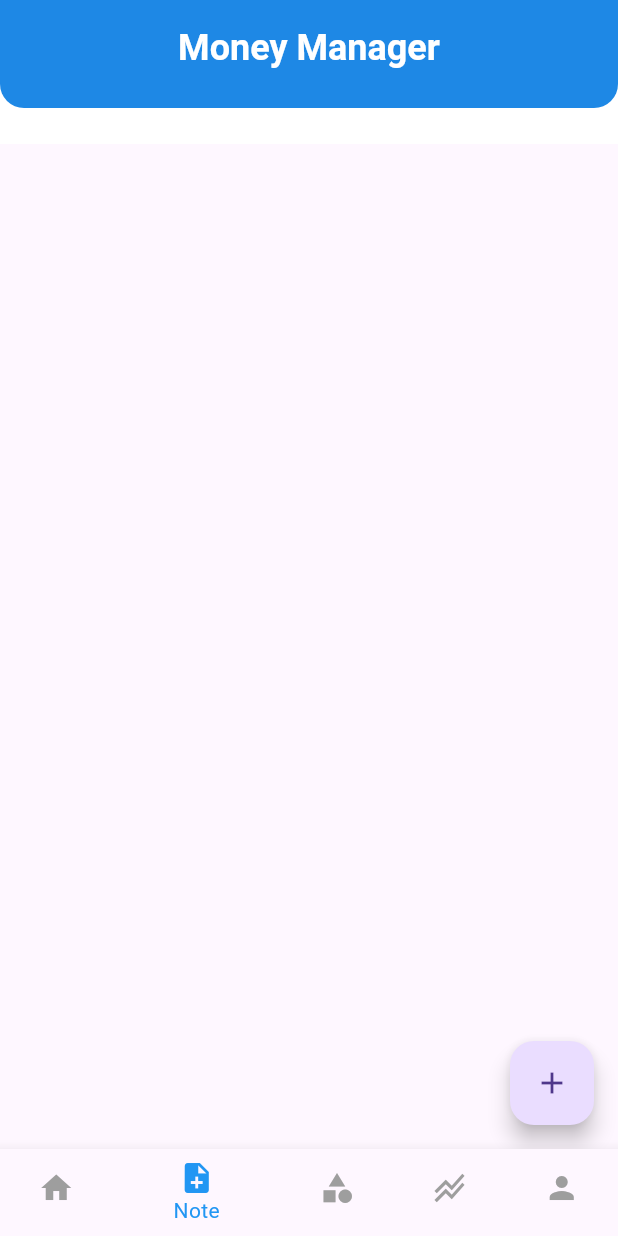
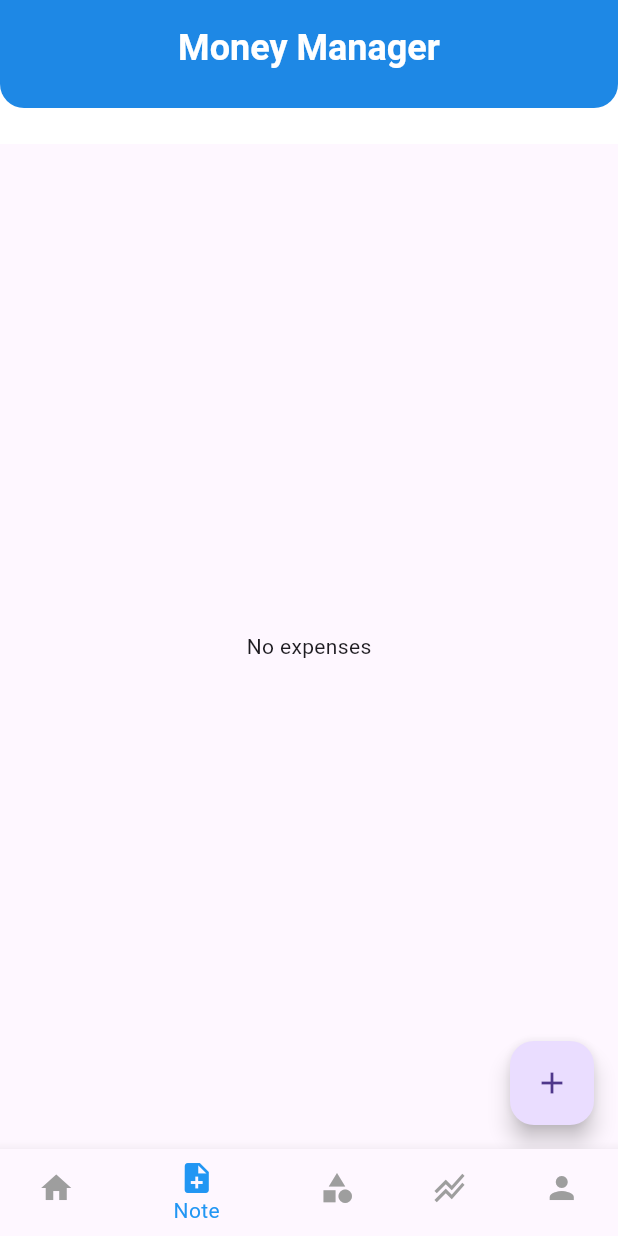
Before and after one commit to ddedida/fp-ppb-expense-tracker, a Flutter app: the screen it shows after launch, item 2 of the bottom bar chosen, on a phone screen of 412 x 824 dp. Run offline on Flutter 3.47's test engine with Material 3 defaults, Android fonts, the phone set to English and light mode, and no system bars; our stand-ins replace sqflite; accounts and stored records are empty.

Commit message:
fix: expense list

```diff
--- a/lib/pages/expense_page.dart
+++ b/lib/pages/expense_page.dart
@@ -1,5 +1,6 @@
 import 'package:flutter/material.dart';
-import 'ppb_expense_tracker/model/expenses.dart';
+import '../model/expenses.dart';
+import '../infrastructure/db/expenses.dart';
 
 class ExpensePage extends StatefulWidget {
   const ExpensePage({super.key});
@@ -9,11 +10,39 @@ class ExpensePage extends StatefulWidget {
 }
 
 class _ExpensePageState extends State<ExpensePage> {
-  List<Expense> expenses;
+  late List<Expense> expenses;
+  bool isLoading = false;
+
+  @override
+  void initState() {
+    super.initState();
+    refreshExpenses();
+  }
+
+  @override
+  void dispose() {
+    ExpensesDatabases.instance.close();
+    super.dispose();
+  }
+
+  Future refreshExpenses() async {
+    setState(() => isLoading = true);
+
+    expenses = await ExpensesDatabases.instance.readAllExpenses();
+
+    setState(() => isLoading = false);
+  }
+
   @override
   Widget build(BuildContext context) {
     return Scaffold(
-      body: const Center(),
+      body: Center(
+        child: isLoading
+            ? const CircularProgressIndicator()
+            : expenses.isEmpty
+                ? const Text('No expenses')
+                : buildCard(),
+      ),
       floatingActionButton: FloatingActionButton(
         onPressed: () {
           Navigator.of(context).pushNamed('/expense/add');
@@ -22,4 +51,21 @@ class _ExpensePageState extends State<ExpensePage> {
       ),
     );
   }
+
+  Widget buildCard() => ListView.builder(
+        itemCount: expenses.length,
+        itemBuilder: (context, index) {
+          final expense = expenses[index];
+
+          return Card(
+            margin: const EdgeInsets.all(8.0),
+            elevation: 4.0,
+            child: ListTile(
+              title: Text(expense.title ?? 'No title'),
+              subtitle: Text(expense.amount.toString()),
+              trailing: Text(expense.date),
+            ),
+          );
+        },
+      );
 }
```
